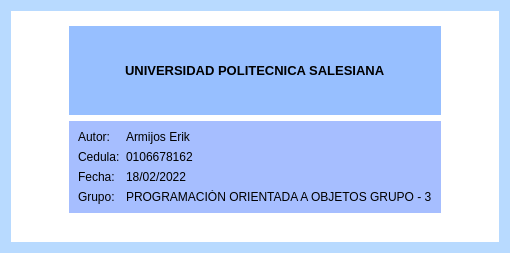
Erik68e/P59-Qt-R_Diario, file informacion.ui: the form before one commit.
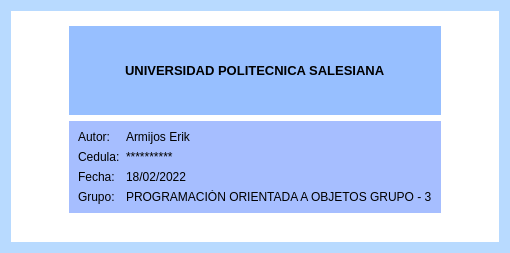
The form after the commit. Icons and pictures are not drawn.

```diff
--- a/informacion.ui
+++ b/informacion.ui
@@ -170,7 +170,7 @@
          <item row="1" column="1">
           <widget class="QLabel" name="label_8">
            <property name="text">
-            <string>0106678162</string>
+            <string>**********</string>
            </property>
           </widget>
          </item>
```
